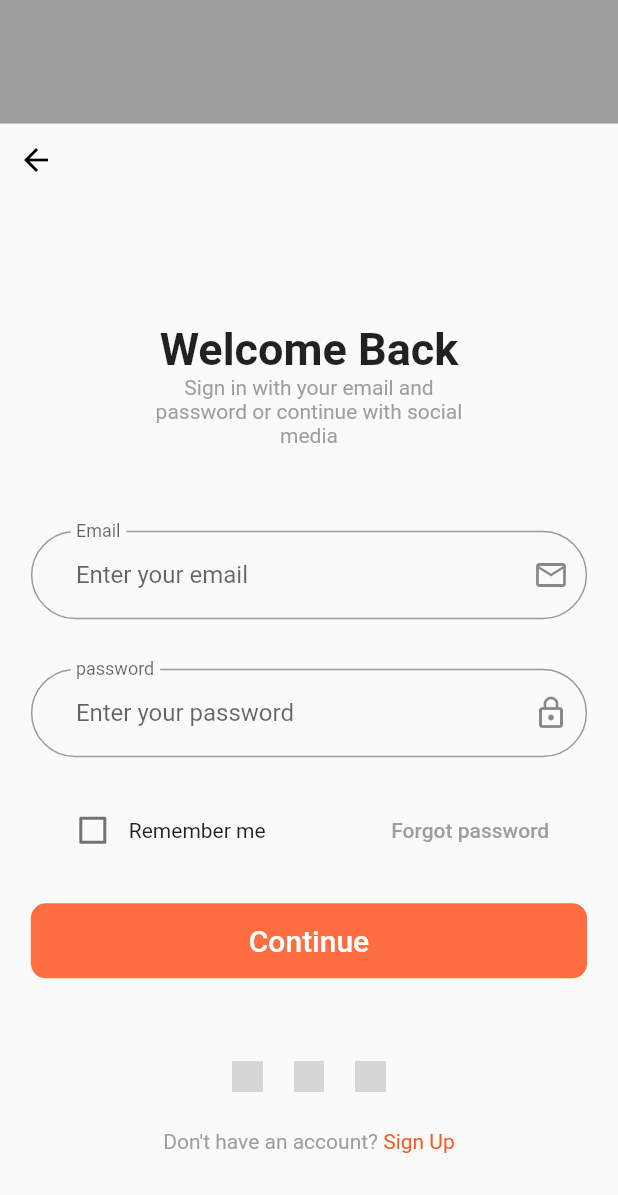
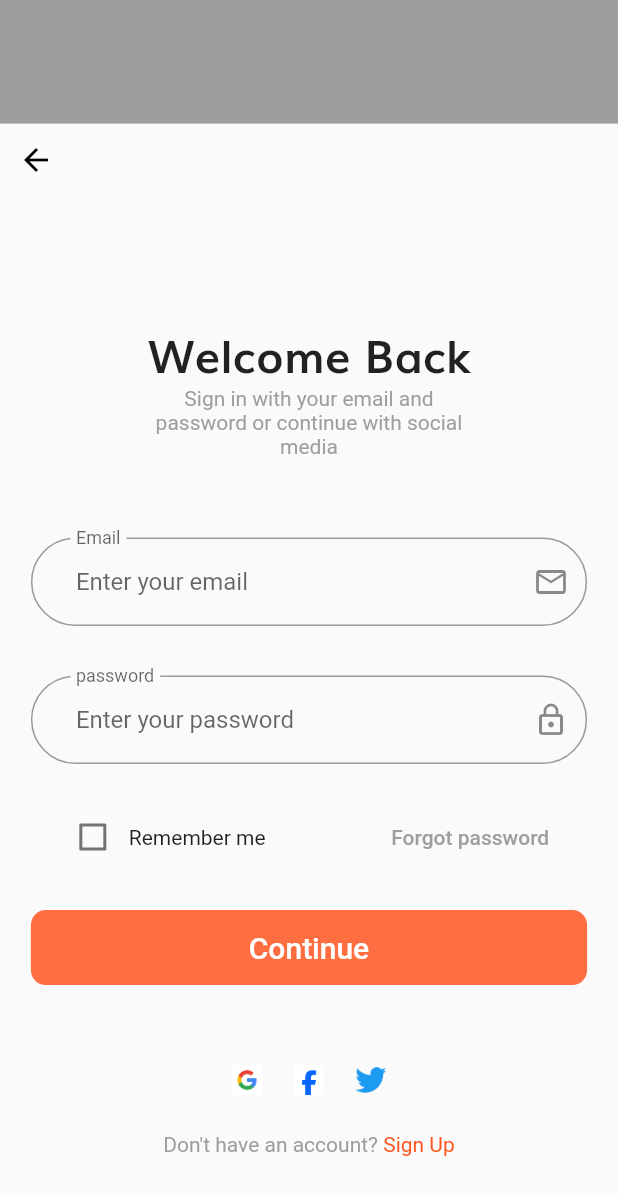
Before and after one commit to MahmoudMushtaha98/E-commerce, a Flutter app: the screen it shows after launch, on a phone screen of 412 x 824 dp. Shown: the top 1195 px of the screen. Run offline on Flutter 3.47's test engine with Material 2 defaults, Android fonts, the phone set to English and light mode, and no system bars; our stand-ins replace flutter_svg; grey boxes are pictures that could not be loaded.

Commit message:
E-commerce App

```diff
--- a/lib/main.dart
+++ b/lib/main.dart
@@ -14,10 +14,15 @@ class MyApp extends StatelessWidget {
     SystemChrome.setSystemUIOverlayStyle(const SystemUiOverlayStyle(
         statusBarColor: Colors.grey
     ));
-    return const MaterialApp(
+
+    return MaterialApp(
+      theme: ThemeData(
+        textTheme: const TextTheme(
+          bodyLarge: TextStyle(fontFamily:'MyFont' )
+        )
+      ),
       debugShowCheckedModeBanner: false,
       home: SplashScreen(),
-
     );
   }
 }
--- a/lib/screen/sign_up/login_screen.dart
+++ b/lib/screen/sign_up/login_screen.dart
@@ -2,6 +2,7 @@
 import 'package:evgo/screen/home/home_screen.dart';
 import 'package:evgo/screen/sign_up/forgot_screen.dart';
 import 'package:evgo/screen/sign_up/register_screen.dart';
+import 'package:evgo/widget/buildtextformfield.dart';
 import 'package:evgo/widget/button_widget.dart';
 import 'package:evgo/widget/circle_widget.dart';
 import 'package:evgo/widget/header_widget.dart';
@@ -30,7 +31,11 @@ class _LoginScreenState extends State<LoginScreen> {
           Column(
             children: [
               const SizedBox(height: 30,),
-              const Text('Welcome Back',style: TextStyle(fontSize: 30,fontWeight: FontWeight.bold),),
+              const Text('Welcome Back',style: TextStyle(
+                  fontSize: 30,
+                  fontWeight: FontWeight.bold,
+                fontFamily: 'MyFont'
+              ),),
               SizedBox(
                 width: width*0.55,
                 child: const Text('Sign in with your email and password or continue with social media',
@@ -42,9 +47,9 @@ class _LoginScreenState extends State<LoginScreen> {
           ),
           Column(
             children: [
-              buildTextFormField(width, 'Email', Icons.email_outlined, 'Enter your email'),
+              BuildTextFormField(width: width, hintText:'Email', iconData:Icons.email_outlined,label:'Enter your email'),
               SizedBox(height:height *0.04,),
-              buildTextFormField(width, 'password', Icons.lock_outline, 'Enter your password'),
+              BuildTextFormField(width: width, hintText: 'password', iconData:Icons.lock_outline, label:'Enter your password'),
               SizedBox(height: height*0.03,),
               Row(
                 mainAxisAlignment:MainAxisAlignment.spaceAround,
@@ -74,11 +79,11 @@ class _LoginScreenState extends State<LoginScreen> {
               Row(
                 mainAxisAlignment: MainAxisAlignment.center,
                 children: [
-                  CircleWidget(width: width,url: 'images/google.webp',),
+                  CircleWidget(width: width,url: 'assets/images/google.webp',),
                   SizedBox(width: width*0.05,),
-                  CircleWidget(width: width,url: 'images/unnamed.png',),
+                  CircleWidget(width: width,url: 'assets/images/unnamed.png',),
                   SizedBox(width: width*0.05,),
-                  CircleWidget(width: width,url: 'images/Logo_of_Twitter.svg.webp',)
+                  CircleWidget(width: width,url: 'assets/images/Logo_of_Twitter.svg.webp',)
 
                 ],
               ),
@@ -101,26 +106,3 @@ class _LoginScreenState extends State<LoginScreen> {
     );
   }
 }
-
-
-SizedBox buildTextFormField(double width,
-    String hintText,
-    IconData iconData,
-    String label) {
-  return SizedBox(
-    width: width*0.9,
-    child: TextFormField(
-      decoration: InputDecoration(
-        floatingLabelBehavior:FloatingLabelBehavior.always ,
-        border: OutlineInputBorder(
-            borderRadius: BorderRadius.circular(30),
-            borderSide: const BorderSide(color: Colors.grey)
-        ),
-        label: Text(hintText),
-        hintText: label,
-        suffixIcon: Icon(iconData),
-        contentPadding: const EdgeInsets.only(left: 30,top: 40),
-      ),
-    ),
-  );
-}
--- a/lib/screen/sign_up/otp_screen.dart
+++ b/lib/screen/sign_up/otp_screen.dart
@@ -47,7 +47,7 @@ class OtpScreen extends StatelessWidget {
           },),
           TextButton(onPressed: () {
 
-          }, child: Text('Resend OTP code',style: TextStyle(color: Colors.grey),))
+          }, child: const Text('Resend OTP code',style: TextStyle(color: Colors.grey),))
         ],
       ),
     );
--- a/lib/screen/sign_up/splash_screen.dart
+++ b/lib/screen/sign_up/splash_screen.dart
@@ -42,7 +42,7 @@ class _SplashScreenState extends State<SplashScreen> {
                 SizedBox(height: height*0.1,)
               ],
             ),
-            Image.asset('images/splash_1.png'),
+            Image.asset('assets/images/splash_1.png'),
 
           ],
         )
--- /dev/null
+++ b/lib/widget/buildtextformfield.dart
@@ -0,0 +1,32 @@
+
+import 'package:flutter/material.dart';
+
+class BuildTextFormField extends StatelessWidget {
+  final double width;
+  final String hintText;
+  final String label;
+  final IconData iconData;
+  const BuildTextFormField({
+    super.key, required this.width, required this.hintText, required this.label, required this.iconData,
+  });
+
+  @override
+  Widget build(BuildContext context) {
+    return SizedBox(
+      width: width*0.9,
+      child: TextFormField(
+        decoration: InputDecoration(
+          floatingLabelBehavior:FloatingLabelBehavior.always ,
+          border: OutlineInputBorder(
+              borderRadius: BorderRadius.circular(30),
+              borderSide: const BorderSide(color: Colors.grey)
+          ),
+          label: Text(hintText),
+          hintText: label,
+          suffixIcon: Icon(iconData),
+          contentPadding: const EdgeInsets.only(left: 30,top: 40),
+        ),
+      ),
+    );
+  }
+}
```
Also changed, not shown: lib/screen/sign_up/complete_profile.dart (+5 -23 lines), lib/screen/sign_up/forgot_screen.dart (+2 -19 lines), lib/screen/sign_up/register_screen.dart (+9 -24 lines), pubspec.yaml (+24 -5 lines).
